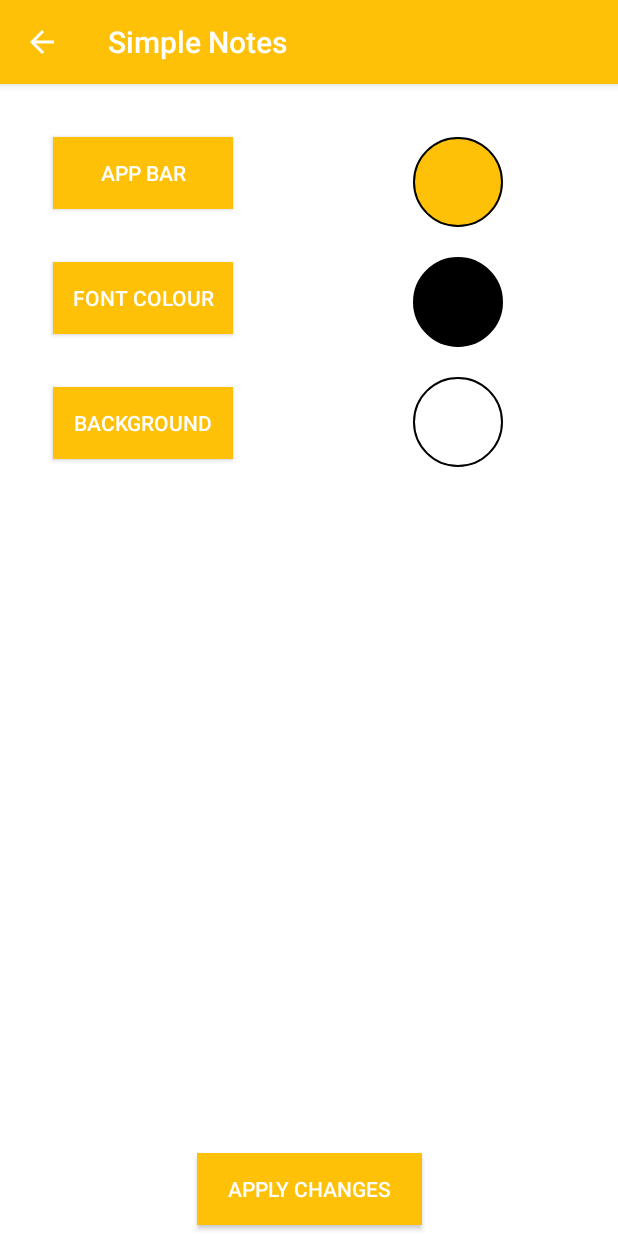
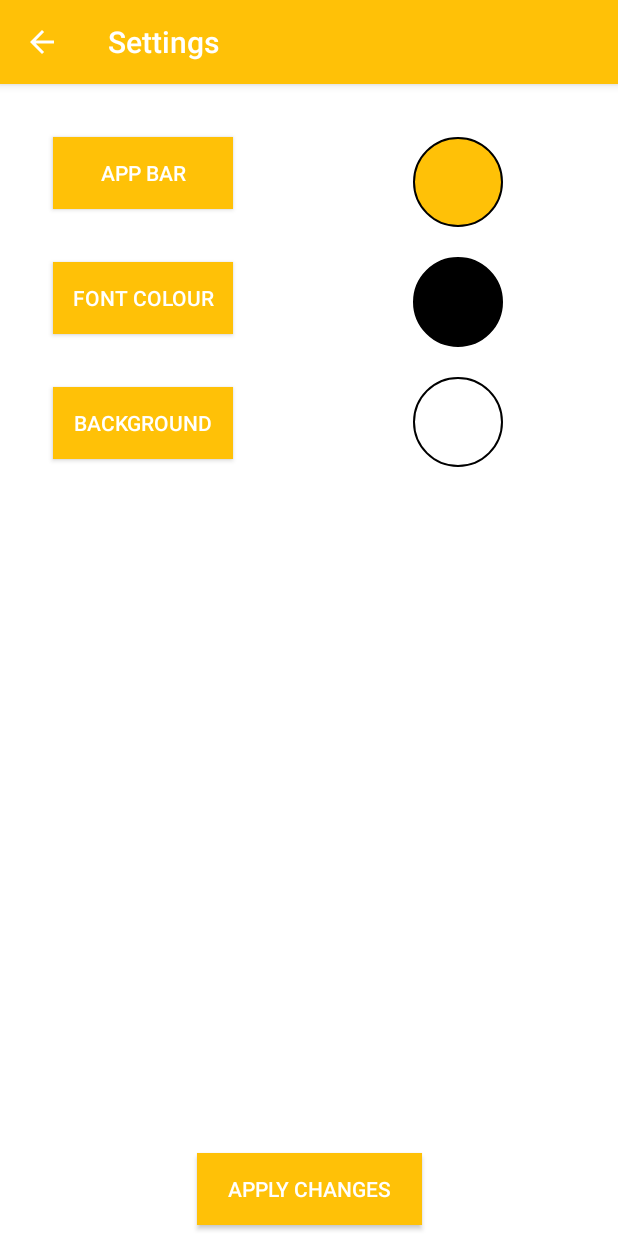
Before and after one commit to RafhaanShah/Simple-Notes, an Android app: the SettingsActivity screen opened directly, with no data from a screen before it, on a phone screen of 412 x 824 dp. Run offline under Robolectric (Android 15) with nearby library versions, the phone set to English and light mode, and no system bars; libraries missing offline, so code that uses them is left out: com.enrico.colorpicker.

Commit message:
Change action bar title for activities

```diff
--- a/app/src/main/java/com/rafapps/simplenotes/NoteActivity.java
+++ b/app/src/main/java/com/rafapps/simplenotes/NoteActivity.java
@@ -64,17 +64,18 @@ public class NoteActivity extends AppCompatActivity {
                 noteText.setText(sharedText);
             }
         } else { // If activity started from notes list
-
             title = intent.getStringExtra("noteTitle");
 
             if (title == null) {
                 title = "";
                 note = "";
                 noteText.requestFocus();
+                getSupportActionBar().setTitle("New Note");
             } else {
                 titleText.setText(title);
                 note = openFile(title);
                 noteText.setText(note);
+                getSupportActionBar().setTitle(title);
             }
         }
 
--- a/app/src/main/java/com/rafapps/simplenotes/SettingsActivity.java
+++ b/app/src/main/java/com/rafapps/simplenotes/SettingsActivity.java
@@ -90,6 +90,7 @@ public class SettingsActivity extends AppCompatActivity implements colorDialog.C
         }
         if (getSupportActionBar() != null) {
             getSupportActionBar().setBackgroundDrawable(new ColorDrawable((preferences.getInt("colourPrimary", 0))));
+            getSupportActionBar().setTitle("Settings");
         }
         findViewById(R.id.constraintLayout).setBackgroundColor(preferences.getInt("colourBackground", 0));
 
```
